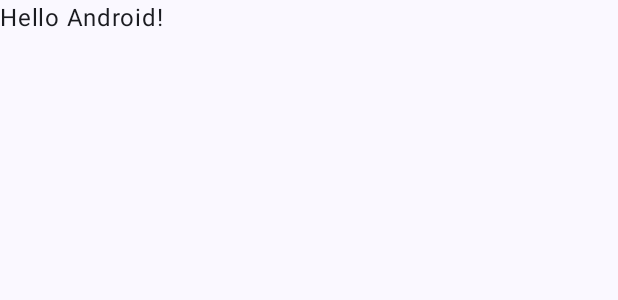
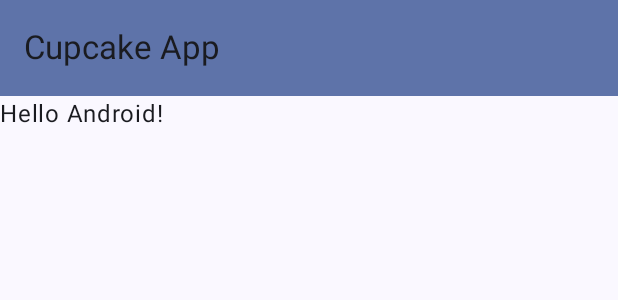
Before and after one commit to 3X0DUS-07/CupcakeApp, an Android app built with Jetpack Compose: the @Preview function GreetingPreview, on a phone screen of 412 x 824 dp. Shown: the top 300 px of the screen. Run offline under Robolectric (Android 15) with nearby library versions, the phone set to English and light mode, and no system bars.

```diff
--- a/app/src/main/java/com/example/cupcakeapp1/CupcakeScreen.kt
+++ b/app/src/main/java/com/example/cupcakeapp1/CupcakeScreen.kt
@@ -8,16 +8,43 @@ import androidx.compose.runtime.Composable
 import androidx.compose.ui.Modifier
 import androidx.compose.ui.tooling.preview.Preview
 import com.example.cupcakeapp1.ui.theme.CupcakeApp1Theme
+import androidx.compose.material3.ExperimentalMaterial3Api
+import androidx.compose.material3.MaterialTheme
+import androidx.compose.material3.TopAppBar
+import androidx.compose.material3.TopAppBarDefaults
+
+@OptIn(ExperimentalMaterial3Api::class)
+@Composable
+fun CupcakeAppBar(
+    modifier: Modifier = Modifier
+) {
+    TopAppBar(
+        title = {
+            Text(text = "Cupcake App")
+        },
+        colors = TopAppBarDefaults.mediumTopAppBarColors(
+            containerColor = MaterialTheme.colorScheme.primaryContainer
+        ),
+        modifier = modifier
+    )
+}
+
 
 @Composable
 fun CupcakeApp() {
-    Scaffold(modifier = Modifier.fillMaxSize()) { innerPadding ->
+    Scaffold(
+        modifier = Modifier.fillMaxSize(),
+        topBar = {
+            CupcakeAppBar()
+        }
+    ) { innerPadding ->
         Greeting(
             name = "Android",
             modifier = Modifier.padding(innerPadding)
         )
     }
 }
+
 
 @Composable
 fun Greeting(name: String, modifier: Modifier = Modifier) {
```
